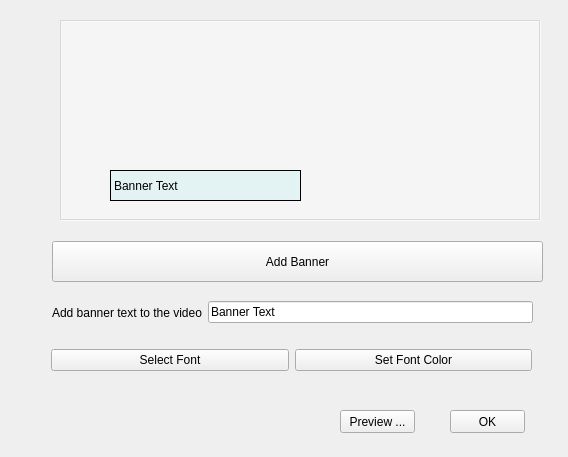
Above: ui/banner.ui from pratikone/videoVenom before the change. Below: the same form after it.
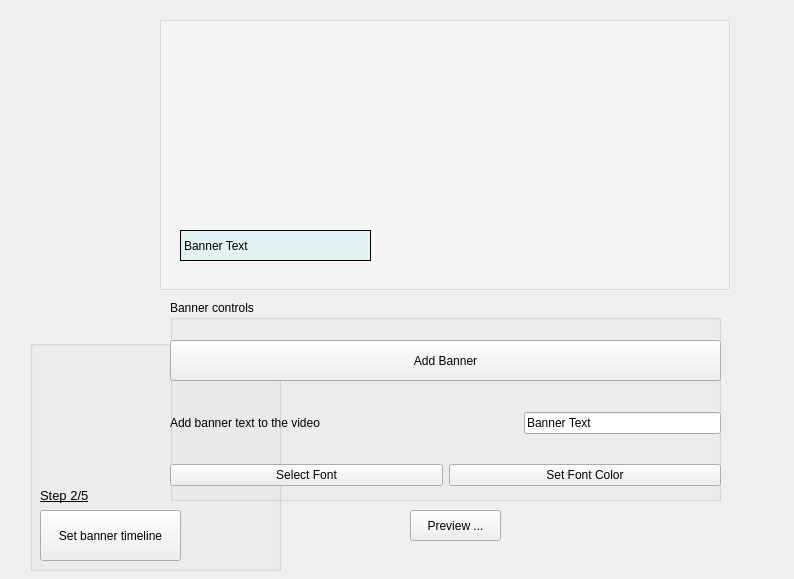
That is the form after the change.

Commit message: Added flow based UI

What changed in the file:
```diff
--- a/ui/banner.ui
+++ b/ui/banner.ui
@@ -6,87 +6,28 @@
    <rect>
     <x>0</x>
     <y>0</y>
-    <width>568</width>
-    <height>457</height>
+    <width>794</width>
+    <height>579</height>
    </rect>
   </property>
   <property name="windowTitle">
    <string>Set Video Banner and Text</string>
   </property>
-  <widget class="QPushButton" name="bannerBtn">
-   <property name="geometry">
-    <rect>
-     <x>52</x>
-     <y>241</y>
-     <width>491</width>
-     <height>41</height>
-    </rect>
-   </property>
-   <property name="text">
-    <string>Add Banner</string>
-   </property>
-  </widget>
-  <widget class="QWidget" name="layoutWidget">
-   <property name="geometry">
-    <rect>
-     <x>52</x>
-     <y>292</y>
-     <width>481</width>
-     <height>41</height>
-    </rect>
-   </property>
-   <layout class="QHBoxLayout" name="horizontalLayout_2">
-    <item>
-     <widget class="QLabel" name="textLabel">
-      <property name="text">
-       <string>Add banner text to the video</string>
-      </property>
-     </widget>
-    </item>
-    <item>
-     <widget class="QLineEdit" name="bannerText">
-      <property name="text">
-       <string>Banner Text</string>
-      </property>
-     </widget>
-    </item>
-   </layout>
-  </widget>
-  <widget class="QWidget" name="layoutWidget_2">
-   <property name="geometry">
-    <rect>
-     <x>51</x>
-     <y>330</y>
-     <width>481</width>
-     <height>61</height>
-    </rect>
-   </property>
-   <layout class="QHBoxLayout" name="horizontalLayout_3">
-    <item>
-     <widget class="QPushButton" name="fontBtn">
-      <property name="text">
-       <string>Select Font</string>
-      </property>
-     </widget>
-    </item>
-    <item>
-     <widget class="QPushButton" name="colorBtn">
-      <property name="text">
-       <string>Set Font Color</string>
-      </property>
-     </widget>
-    </item>
-   </layout>
-  </widget>
   <widget class="QPushButton" name="previewBtn">
    <property name="geometry">
     <rect>
-     <x>340</x>
-     <y>410</y>
-     <width>75</width>
-     <height>23</height>
+     <x>410</x>
+     <y>510</y>
+     <width>91</width>
+     <height>31</height>
     </rect>
    </property>
+   <property name="font">
+    <font>
+     <family>Arial</family>
+     <italic>false</italic>
+    </font>
+   </property>
    <property name="text">
     <string>Preview ...</string>
    </property>
@@ -94,12 +35,17 @@
   <widget class="QLabel" name="bannerLabel">
    <property name="geometry">
     <rect>
-     <x>110</x>
-     <y>170</y>
+     <x>180</x>
+     <y>230</y>
      <width>191</width>
      <height>31</height>
     </rect>
    </property>
+   <property name="font">
+    <font>
+     <family>Arial</family>
+    </font>
+   </property>
    <property name="autoFillBackground">
     <bool>false</bool>
    </property>
@@ -119,10 +65,10 @@
   <widget class="QLabel" name="frame">
    <property name="geometry">
     <rect>
-     <x>60</x>
+     <x>160</x>
      <y>20</y>
-     <width>481</width>
-     <height>201</height>
+     <width>571</width>
+     <height>271</height>
     </rect>
    </property>
    <property name="mouseTracking">
@@ -144,26 +90,203 @@
     <string/>
    </property>
   </widget>
-  <widget class="QPushButton" name="okButton">
+  <widget class="QGroupBox" name="progressBox">
    <property name="geometry">
     <rect>
-     <x>450</x>
-     <y>410</y>
-     <width>75</width>
-     <height>23</height>
+     <x>30</x>
+     <y>340</y>
+     <width>251</width>
+     <height>231</height>
     </rect>
    </property>
-   <property name="text">
-    <string>OK</string>
+   <property name="title">
+    <string/>
    </property>
+   <widget class="QLabel" name="nextLabel">
+    <property name="geometry">
+     <rect>
+      <x>10</x>
+      <y>140</y>
+      <width>81</width>
+      <height>31</height>
+     </rect>
+    </property>
+    <property name="font">
+     <font>
+      <family>Arial</family>
+      <pointsize>10</pointsize>
+      <weight>50</weight>
+      <italic>false</italic>
+      <bold>false</bold>
+      <underline>true</underline>
+     </font>
+    </property>
+    <property name="autoFillBackground">
+     <bool>false</bool>
+    </property>
+    <property name="text">
+     <string>Step 2/5</string>
+    </property>
+   </widget>
+   <widget class="QPushButton" name="nextBtn">
+    <property name="geometry">
+     <rect>
+      <x>10</x>
+      <y>170</y>
+      <width>141</width>
+      <height>51</height>
+     </rect>
+    </property>
+    <property name="font">
+     <font>
+      <family>Arial</family>
+     </font>
+    </property>
+    <property name="text">
+     <string>Set banner timeline</string>
+    </property>
+   </widget>
   </widget>
+  <widget class="QGroupBox" name="groupBox">
+   <property name="geometry">
+    <rect>
+     <x>170</x>
+     <y>300</y>
+     <width>551</width>
+     <height>201</height>
+    </rect>
+   </property>
+   <property name="font">
+    <font>
+     <family>Arial</family>
+    </font>
+   </property>
+   <property name="title">
+    <string>Banner controls</string>
+   </property>
+   <widget class="QPushButton" name="bannerBtn">
+    <property name="geometry">
+     <rect>
+      <x>0</x>
+      <y>40</y>
+      <width>551</width>
+      <height>41</height>
+     </rect>
+    </property>
+    <property name="font">
+     <font>
+      <family>Arial</family>
+     </font>
+    </property>
+    <property name="text">
+     <string>Add Banner</string>
+    </property>
+   </widget>
+   <widget class="QWidget" name="">
+    <property name="geometry">
+     <rect>
+      <x>0</x>
+      <y>110</y>
+      <width>551</width>
+      <height>26</height>
+     </rect>
+    </property>
+    <layout class="QHBoxLayout" name="horizontalLayout">
+     <item>
+      <widget class="QLabel" name="textLabel">
+       <property name="font">
+        <font>
+         <family>Arial</family>
+        </font>
+       </property>
+       <property name="text">
+        <string>Add banner text to the video</string>
+       </property>
+      </widget>
+     </item>
+     <item>
+      <spacer name="horizontalSpacer">
+       <property name="orientation">
+        <enum>Qt::Horizontal</enum>
+       </property>
+       <property name="sizeHint" stdset="0">
+        <size>
+         <width>40</width>
+         <height>20</height>
+        </size>
+       </property>
+      </spacer>
+     </item>
+     <item>
+      <widget class="QLineEdit" name="bannerText">
+       <property name="font">
+        <font>
+         <family>Arial</family>
+        </font>
+       </property>
+       <property name="text">
+        <string>Banner Text</string>
+       </property>
+      </widget>
+     </item>
+    </layout>
+   </widget>
+   <widget class="QWidget" name="layoutWidget_2">
+    <property name="geometry">
+     <rect>
+      <x>0</x>
+      <y>150</y>
+      <width>551</width>
+      <height>51</height>
+     </rect>
+    </property>
+    <layout class="QHBoxLayout" name="horizontalLayout_3">
+     <item>
+      <widget class="QPushButton" name="fontBtn">
+       <property name="font">
+        <font>
+         <family>Arial</family>
+        </font>
+       </property>
+       <property name="text">
+        <string>Select Font</string>
+       </property>
+      </widget>
+     </item>
+     <item>
+      <widget class="QPushButton" name="colorBtn">
+       <property name="font">
+        <font>
+         <family>Arial</family>
+        </font>
+       </property>
+       <property name="text">
+        <string>Set Font Color</string>
+       </property>
+      </widget>
+     </item>
+    </layout>
+   </widget>
+  </widget>
+  <widget class="QWidget" name="">
+   <property name="geometry">
+    <rect>
+     <x>0</x>
+     <y>0</y>
+     <width>2</width>
+     <height>2</height>
+    </rect>
+   </property>
+   <layout class="QVBoxLayout" name="verticalLayout"/>
+  </widget>
+  <zorder>progressBox</zorder>
   <zorder>frame</zorder>
-  <zorder>bannerBtn</zorder>
   <zorder>layoutWidget</zorder>
-  <zorder>layoutWidget_2</zorder>
   <zorder>previewBtn</zorder>
+  <zorder>horizontalSpacer</zorder>
+  <zorder>groupBox</zorder>
+  <zorder>nextBtn</zorder>
   <zorder>bannerLabel</zorder>
-  <zorder>okButton</zorder>
  </widget>
  <resources/>
  <connections/>
```
The commit also changes 4 other files.
